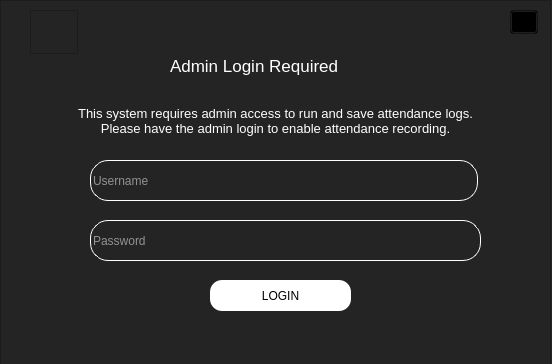
Old version of the form ui/loginPermission.ui in the repository HimoJCode/Automated-Attendance-Tracking.
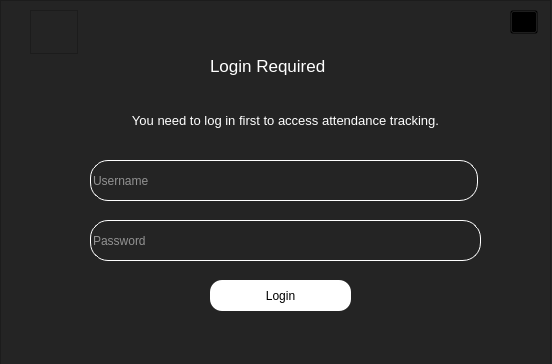
New version of the form. Icons and pictures are not drawn.

Patch:
```diff
--- a/ui/loginPermission.ui
+++ b/ui/loginPermission.ui
@@ -37,9 +37,9 @@
    <widget class="QLabel" name="noteLabel_2">
     <property name="geometry">
      <rect>
-      <x>170</x>
+      <x>210</x>
       <y>50</y>
-      <width>221</width>
+      <width>151</width>
       <height>31</height>
      </rect>
     </property>
@@ -48,15 +48,15 @@
 font: 75 13pt;</string>
     </property>
     <property name="text">
-     <string>Admin Login Required</string>
+     <string>Login Required</string>
     </property>
    </widget>
    <widget class="QLabel" name="noteLabel">
     <property name="geometry">
      <rect>
-      <x>20</x>
+      <x>80</x>
       <y>100</y>
-      <width>511</width>
+      <width>411</width>
       <height>41</height>
      </rect>
     </property>
@@ -65,8 +65,7 @@
 font: 10pt;</string>
     </property>
     <property name="text">
-     <string>This system requires admin access to run and save attendance logs.
-Please have the admin login to enable attendance recording.</string>
+     <string>You need to log in first to access attendance tracking.</string>
     </property>
     <property name="alignment">
      <set>Qt::AlignCenter</set>
@@ -133,7 +132,7 @@
 border-radius: 12px;</string>
     </property>
     <property name="text">
-     <string>LOGIN</string>
+     <string>Login</string>
     </property>
    </widget>
    <widget class="QPushButton" name="exit_btn">
```
Left out of the diff: 4 changed lines with no effect on the pictures. Lines whose indentation alone changed are shown as unchanged.
